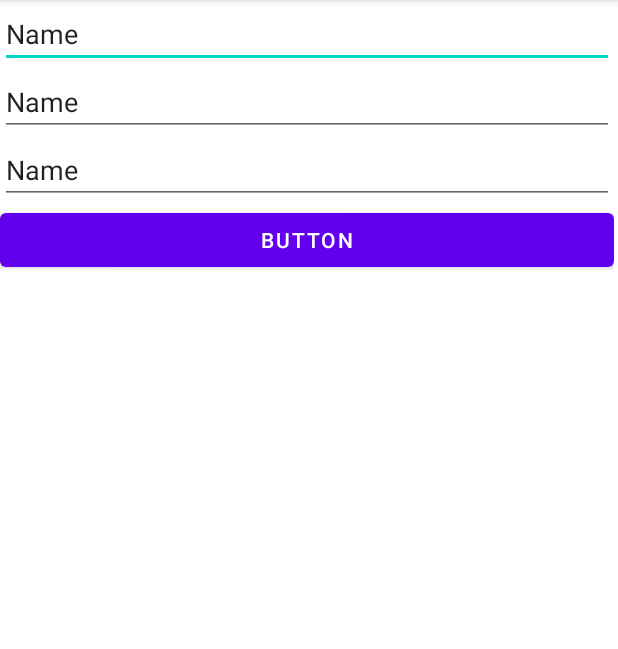
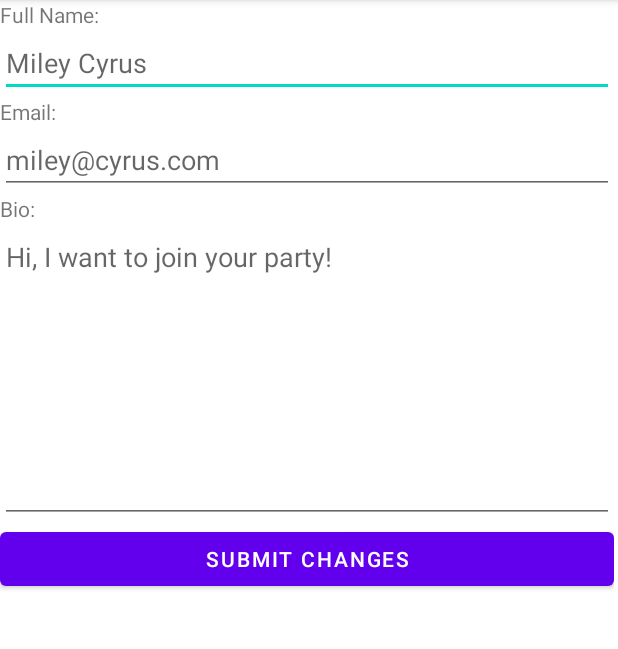
Before and after one commit to vsharma8363/1999, an Android app: the SetupProfile screen opened directly, with no data from a screen before it, on a phone screen of 412 x 824 dp, the part 84-733 px from its top. Run offline under Robolectric (Android 15) with nearby library versions, the phone set to English and light mode, and no system bars; our stand-ins replace Firebase (no records; nobody signed in at launch, a user with empty details on screens opened directly).

Commit message:
Refactoring signup/login changes

```diff
--- a/Android/app/build.gradle
+++ b/Android/app/build.gradle
@@ -40,6 +40,7 @@ dependencies {
     implementation 'androidx.constraintlayout:constraintlayout:2.1.1'
     implementation 'androidx.navigation:navigation-fragment:2.3.5'
     implementation 'androidx.navigation:navigation-ui:2.3.5'
+    implementation 'com.google.android.gms:play-services-maps:17.0.1'
     testImplementation 'junit:junit:4.+'
     androidTestImplementation 'androidx.test.ext:junit:1.1.3'
     androidTestImplementation 'androidx.test.espresso:espresso-core:3.4.0'
--- a/Android/app/src/main/java/com/party/technologies/nineteen_ninety_nine/SetupProfile.java
+++ b/Android/app/src/main/java/com/party/technologies/nineteen_ninety_nine/SetupProfile.java
@@ -4,45 +4,59 @@ import androidx.appcompat.app.AppCompatActivity;
 
 import android.app.ProgressDialog;
 import android.content.Intent;
+import android.graphics.Color;
 import android.os.Bundle;
 import android.view.View;
 import android.widget.EditText;
+import android.widget.TextView;
+
+import java.text.SimpleDateFormat;
+import java.util.Date;
 
 public class SetupProfile extends AppCompatActivity {
 
-    private EditText fullName;
-    private EditText email;
-    private EditText bio;
-    private Thread homeThread;
-    private ProgressDialog progressdialog;
+    private TextView fullNameView, emailView, bioView;
+    private EditText fullName, email, bio;
 
     @Override
     protected void onCreate(Bundle savedInstanceState) {
         super.onCreate(savedInstanceState);
         setContentView(R.layout.activity_setup_profile);
+        fullNameView = (TextView)findViewById(R.id.full_name_textview);
         fullName = (EditText)findViewById(R.id.full_name);
+        emailView = (TextView)findViewById(R.id.email_textview);
         email = (EditText)findViewById(R.id.email);
+        emailView = (TextView)findViewById(R.id.email_textview);
+        email = (EditText)findViewById(R.id.email);
+        bioView = (TextView)findViewById(R.id.bio_textview);
         bio = (EditText)findViewById(R.id.bio);
+        // If user is editing a profile already setup, populate screen with data.
+        if(!UserStorage.isNewUser()) {
+            fullName.setText(UserStorage.getFullName());
+            email.setText(UserStorage.getEmail());
+            bio.setText(UserStorage.getBio());
+        }
     }
 
     public void submitProfile(View v) {
-        User newUser = new User();
-        newUser.setFullName(fullName.getText().toString());
-        newUser.setEmail(email.getText().toString());
-        newUser.setBio(bio.getText().toString());
-        UserStorage.updateUserData(newUser);
-        final Thread waitForUserDataUpdate = new Thread(){
-            public void run(){
-                try{
-                    sleep(5000);
-                    Intent home = new Intent(SetupProfile.this, Home.class);
-                    SetupProfile.this.startActivity(home);
-                }catch(InterruptedException e){
-                    e.printStackTrace();
-                }finally{
-                }
-            }
-        };
-        waitForUserDataUpdate.start();
+        if(fullName.getText().toString().length() <= 0) {
+            fullNameView.setText("Please enter your name!");
+            fullNameView.setTextColor(Color.RED);
+        }
+        else if(email.getText().toString().length() <= 0) {
+            emailView.setText("Please enter your email!");
+            emailView.setTextColor(Color.RED);
+        }
+        else if(bio.getText().toString().length() <= 0) {
+            bioView.setText("Please enter your bio!");
+            bioView.setTextColor(Color.RED);
+        }
+        else {
+            UserStorage.setFullName(fullName.getText().toString());
+            UserStorage.setEmail(email.getText().toString());
+            UserStorage.setBio(bio.getText().toString());
+            UserStorage.resetLoginTime();
+            startActivity(new Intent(SetupProfile.this, Home.class));
+        }
     }
 }
--- a/Android/app/src/main/res/layout/activity_login_verification.xml
+++ b/Android/app/src/main/res/layout/activity_login_verification.xml
@@ -28,7 +28,7 @@
             android:id="@+id/verificationStatus"
             android:layout_width="wrap_content"
             android:layout_height="wrap_content"
-            android:text="TextView" />
+            android:text="Please enter your verification code above" />
 
         <Button
             android:id="@+id/verify_code_button"
--- a/Android/app/src/main/res/layout/activity_setup_profile.xml
+++ b/Android/app/src/main/res/layout/activity_setup_profile.xml
@@ -13,35 +13,57 @@
         tools:layout_editor_absoluteX="1dp"
         tools:layout_editor_absoluteY="1dp">
 
+        <TextView
+            android:id="@+id/full_name_textview"
+            android:layout_width="match_parent"
+            android:layout_height="wrap_content"
+            android:text="Full Name:" />
+
         <EditText
             android:id="@+id/full_name"
             android:layout_width="match_parent"
             android:layout_height="wrap_content"
             android:ems="10"
-            android:inputType="textPersonName"
-            android:text="Name" />
+            android:gravity="left"
+            android:hint="@string/placeholder_name"
+            android:inputType="textPersonName" />
+
+        <TextView
+            android:id="@+id/email_textview"
+            android:layout_width="match_parent"
+            android:layout_height="wrap_content"
+            android:text="Email:" />
 
         <EditText
             android:id="@+id/email"
             android:layout_width="match_parent"
             android:layout_height="wrap_content"
             android:ems="10"
-            android:inputType="textPersonName"
-            android:text="Name" />
+            android:gravity="left"
+            android:hint="@string/placeholder_email"
+            android:inputType="textEmailAddress" />
+
+        <TextView
+            android:id="@+id/bio_textview"
+            android:layout_width="match_parent"
+            android:layout_height="wrap_content"
+            android:text="Bio:" />
 
         <EditText
             android:id="@+id/bio"
             android:layout_width="match_parent"
-            android:layout_height="wrap_content"
+            android:layout_height="200dp"
             android:ems="10"
-            android:inputType="textPersonName"
-            android:text="Name" />
+            android:gravity="left"
+            android:hint="@string/placeholder_bio"
+            android:inputType="text" />
 
         <Button
             android:id="@+id/submit"
-            android:onClick="submitProfile"
             android:layout_width="match_parent"
             android:layout_height="wrap_content"
-            android:text="Button" />
+            android:onClick="submitProfile"
+            android:text="Submit Changes" />
+
     </LinearLayout>
 </androidx.constraintlayout.widget.ConstraintLayout>
--- a/Android/app/src/main/res/values/colors.xml
+++ b/Android/app/src/main/res/values/colors.xml
@@ -7,4 +7,5 @@
     <color name="teal_700">#FF018786</color>
     <color name="black">#FF000000</color>
     <color name="white">#FFFFFFFF</color>
+    <color name="demo_color">#011345</color>
 </resources>
--- a/Android/app/src/main/res/values/strings.xml
+++ b/Android/app/src/main/res/values/strings.xml
@@ -9,4 +9,8 @@
 
     <string name="hello_first_fragment">Hello first fragment</string>
     <string name="hello_second_fragment">Hello second fragment. Arg: %1$s</string>
+
+    <string name="placeholder_name">Miley Cyrus</string>
+    <string name="placeholder_email">miley@cyrus.com</string>
+    <string name="placeholder_bio">Hi, I want to join your party!</string>
 </resources>
```
Also changed, not shown: Android/app/src/main/java/com/party/technologies/nineteen_ninety_nine/Home.java (+12 -14 lines), Android/app/src/main/java/com/party/technologies/nineteen_ninety_nine/LoginSignup.java (+10 -12 lines), Android/app/src/main/java/com/party/technologies/nineteen_ninety_nine/Splash.java (+11 -5 lines), Android/app/src/main/java/com/party/technologies/nineteen_ninety_nine/User.java (deleted, +0 -40 lines), Android/app/src/main/java/com/party/technologies/nineteen_ninety_nine/UserStorage.java (+91 -58 lines), Android/app/src/main/res/layout/activity_splash.xml (+13 -13 lines), Android/app/src/main/res/drawable/demo_icon.jpeg (added).
